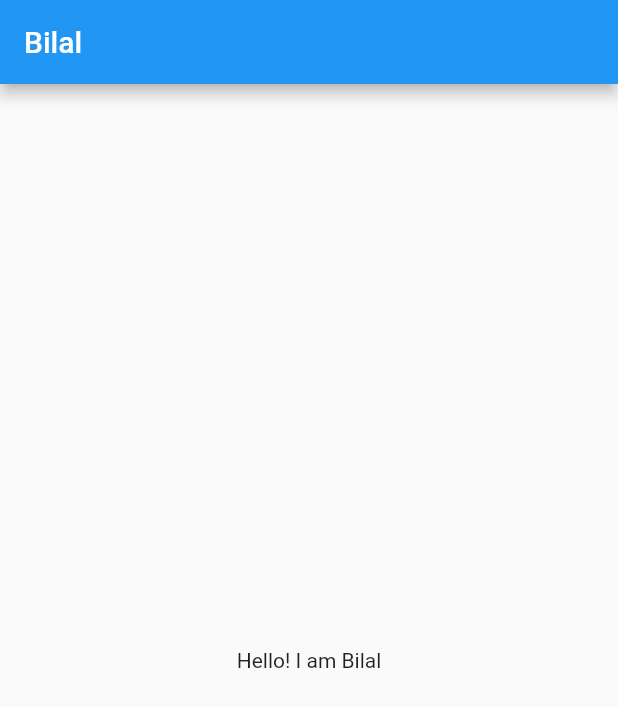
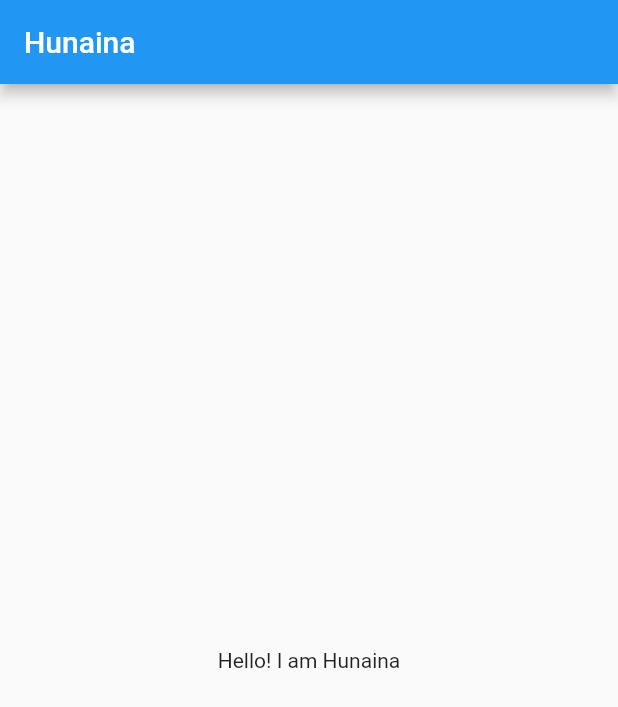
Before and after one commit to zeeshan564/flutter-interns-summers-23, a Flutter app: the screen it shows after launch, on a phone screen of 412 x 824 dp. Shown: the top 707 px of the screen. Run offline on Flutter 3.47's test engine with Material 2 defaults, Android fonts, the phone set to English and light mode, and no system bars.

Commit message:
change name to filename

```diff
--- /dev/null
+++ b/lib/assesment_1/fi_hunaina.dart
@@ -0,0 +1,17 @@
+import 'package:flutter/material.dart';
+
+class FIHunaina extends StatelessWidget {
+  const FIHunaina({super.key});
+
+  @override
+  Widget build(BuildContext context) {
+    return Scaffold(
+      appBar: AppBar(
+        title: const Text("Hunaina"),
+      ),
+      body: const Center(
+        child: Text("Hello! I am Hunaina"),
+      ),
+    );
+  }
+}
--- a/lib/main.dart
+++ b/lib/main.dart
@@ -1,5 +1,5 @@
 import 'package:flutter/material.dart';
-import 'assesment_1/fi_bilal.dart';
+import 'package:flutter_interns/assesment_1/fi_hunaina.dart';
 
 void main(List<String> args) {
   runApp(const MyApp());
@@ -11,7 +11,7 @@ class MyApp extends StatelessWidget {
   @override
   Widget build(BuildContext context) {
     return const MaterialApp(
-      home: FIBilal(),
+      home: FIHunaina(),
     );
   }
 }
```
Also changed, not shown: 1 other file.
